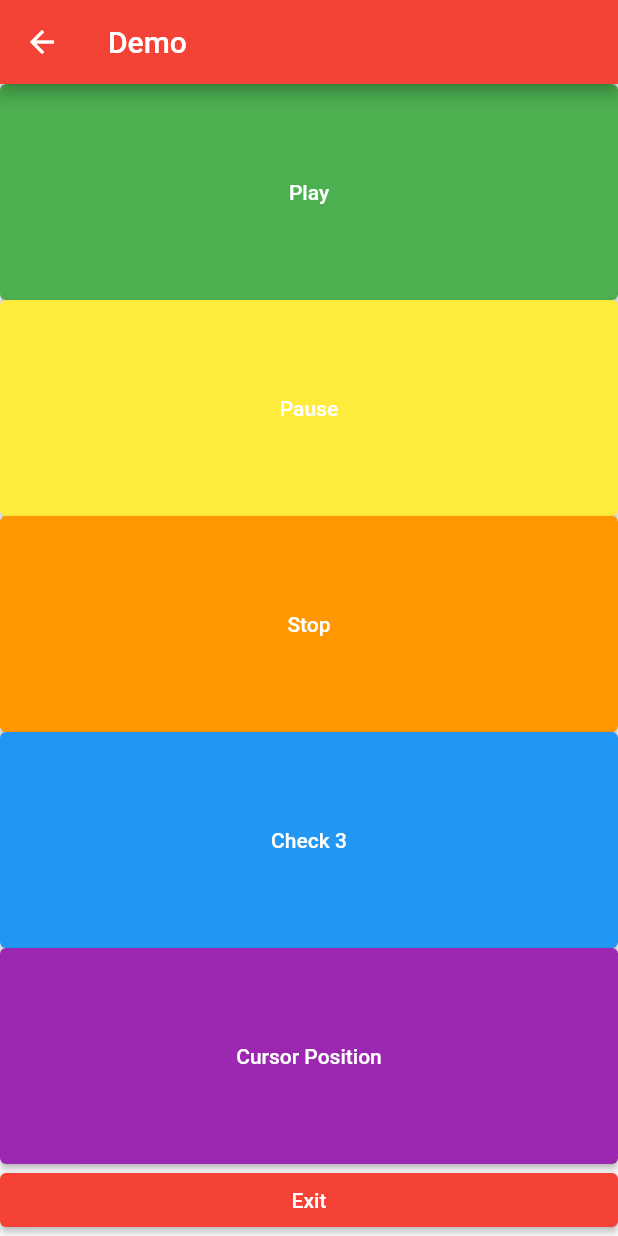
After one commit to ChristopherBrown1/jfp_audio_tour, a Flutter app: the DemoScreen screen opened directly, after a tap on "Check 3", on a phone screen of 412 x 824 dp. The commit adds this screen. Run offline on Flutter 3.47's test engine with Material 2 defaults, Android fonts, the phone set to English and light mode, and no system bars; our stand-ins replace wakelock.

```diff
--- /dev/null
+++ b/lib/components/screens/demoScreen.dart
@@ -0,0 +1,119 @@
+import 'package:flutter/cupertino.dart';
+import 'package:flutter/material.dart';
+import 'package:provider/provider.dart';
+
+import '../../socketProvider.dart';
+
+class DemoScreen extends StatefulWidget {
+  const DemoScreen({
+    Key? key,
+  }) : super(key: key);
+
+
+  @override
+  _DemoScreenState createState() => _DemoScreenState();
+}
+
+class _DemoScreenState extends State<DemoScreen> {
+  final String title = "Demo";
+
+  final TextEditingController _controller = TextEditingController();
+  late SocketProvider socketProvider;
+
+  @override void initState() {
+    socketProvider = Provider.of<SocketProvider>(context, listen: false);
+    super.initState();
+  }
+
+  @override
+  void dispose() {
+    _controller.dispose();
+    super.dispose();
+  }
+
+  @override
+  Widget build(BuildContext context) {
+    return Scaffold(
+      appBar: AppBar(
+        title: Text(title),
+      ),
+      body: Container(
+        child: Column(
+          crossAxisAlignment: CrossAxisAlignment.stretch,
+          children: [
+            Expanded(
+              child: ElevatedButton(
+                  style: ButtonStyle(
+                      backgroundColor: MaterialStateProperty.all<Color>(Colors.green)
+                  ),
+                  onPressed: () {
+                    socketProvider.write('play');
+                  },
+                  child: Text('Play')
+              ),
+            ),
+            Expanded(
+              child: ElevatedButton(
+                  style: ButtonStyle(
+                      backgroundColor: MaterialStateProperty.all<Color>(Colors.yellow)
+                  ),
+                  onPressed: () {
+                    socketProvider.write('pause');
+                  },
+                  child: Text('Pause')
+              ),
+            ),
+            Expanded(
+              child: ElevatedButton(
+                  style: ButtonStyle(
+                      backgroundColor: MaterialStateProperty.all<Color>(Colors.orange)
+                  ),
+                  onPressed: () {
+                    socketProvider.write('stop');
+                  },
+                  child: Text('Stop')
+              ),
+            ),
+            Expanded(
+              child: ElevatedButton(
+                  style: ButtonStyle(
+                      backgroundColor: MaterialStateProperty.all<Color>(Colors.blue)
+                  ),
+                  onPressed: () {
+                    socketProvider.write('reaper hello');
+                  },
+                  child: Text('Check 3')
+              ),
+            ),
+            Expanded(
+              child: ElevatedButton(
+                  style: ButtonStyle(
+                      backgroundColor: MaterialStateProperty.all<Color>(Colors.purple)
+                  ),
+                  onPressed: () {
+                    socketProvider.write('mainOnCommand');
+                  },
+                  child: Text('Cursor Position')
+              ),
+            ),
+            ElevatedButton(
+                style: ButtonStyle(
+                    backgroundColor: MaterialStateProperty.all<Color>(Colors.red)
+                ),
+                onPressed: () {
+                  socketProvider.write('exit');
+                },
+                child: Text('Exit')
+            ),
+          ],
+        ),
+      ),
+      // floatingActionButton: FloatingActionButton(
+      //   onPressed: _sendMessage,
+      //   tooltip: 'Send message',
+      //   child: const Icon(Icons.send),
+      // ), // This trailing comma makes auto-formatting nicer for build methods.
+    );
+  }
+
+}
--- /dev/null
+++ b/lib/socketProvider.dart
@@ -0,0 +1,55 @@
+import 'package:flutter/material.dart';
+import 'dart:io';
+
+class SocketProvider extends ChangeNotifier {
+  String ip = '192.168.0.111';
+  String port = '4545';
+  late Socket socket;
+  List data = [];
+  bool isSocketConnected = false;
+
+
+  void connectAndListen() async { // TODO: Pass in IP and port for a device the user selects from a list.
+    await Socket.connect(ip, int.parse(port)).then((sock) async {
+      socket = sock;
+      print('Connected to: ${sock.remoteAddress.address}:${socket.remotePort}');
+      isSocketConnected = true;
+      socket.write("Socket connected!");
+      _listen();
+      notifyListeners();
+    });
+  }
+
+  void _listen() {
+    socket.listen((event) {
+      String result = String.fromCharCodes(event);
+      print('Socket message $result');
+      data = event;
+      if (data.isEmpty) data.add(0);
+      notifyListeners();
+    }, onDone: () {
+      isSocketConnected = false;
+      debugPrint('ws channel closed');
+      notifyListeners();
+    }, onError: (error, stacktrace) {
+      debugPrint('ws error $error');
+    });
+  }
+
+  void write(var msg) {
+    if(isSocketConnected) {
+      socket.write(msg);
+      notifyListeners();
+    }
+  }
+
+  void closeSocket() {
+    socket.write('exit');
+    socket.flush();
+    socket.close();
+    isSocketConnected = false;
+    notifyListeners();
+  }
+
+
+}
--- a/pubspec.yaml
+++ b/pubspec.yaml
@@ -36,6 +36,7 @@ dependencies:
   cupertino_icons: ^1.0.2
   web_socket_channel: ^2.1.0
   wakelock: ^0.6.1+1
+  provider: ^6.0.2
 
 dev_dependencies:
   flutter_test:
```
Also changed, not shown: lib/components/blinkingbutton.dart (added, +64 -0 lines), lib/components/screens/introVideoScreen.dart (added, +56 -0 lines), lib/components/screens/languageSelectionScreen.dart (added, +43 -0 lines), lib/components/screens/startScreen.dart (added, +53 -0 lines), lib/main.dart (+77 -122 lines), pubspec.lock.
